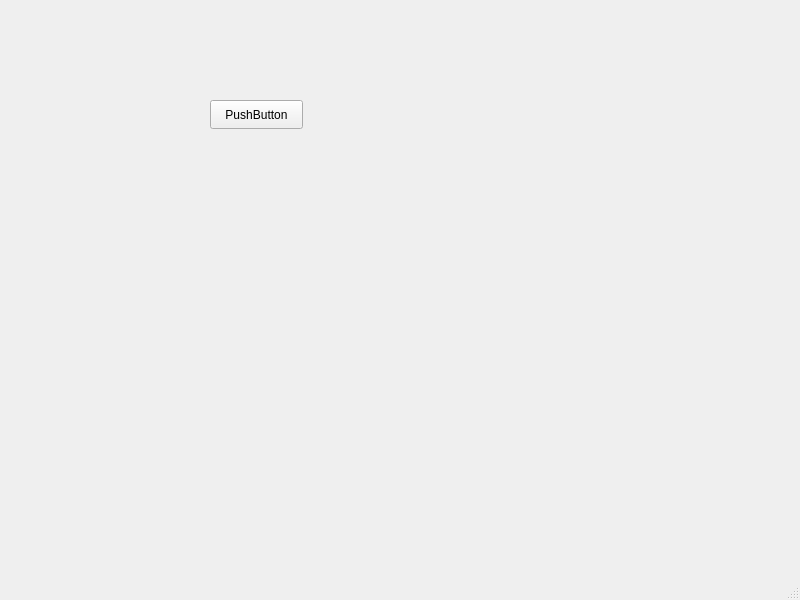
This is TRABALHO_FINAL/trabalho_final/mainwindow.ui in edmarjd/AED2-2025 as Qt 5 draws it before an edit. The edited form follows.
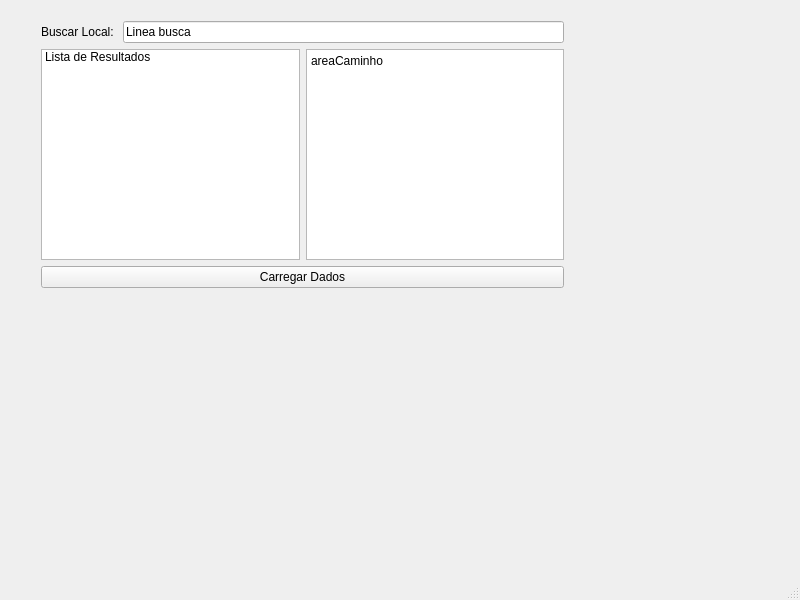
This is the edited form.

Patch:
```diff
--- a/TRABALHO_FINAL/trabalho_final/mainwindow.ui
+++ b/TRABALHO_FINAL/trabalho_final/mainwindow.ui
@@ -14,18 +14,69 @@
    <string>MainWindow</string>
   </property>
   <widget class="QWidget" name="centralwidget">
-   <widget class="QPushButton" name="pushButton">
+   <widget class="QWidget" name="">
     <property name="geometry">
      <rect>
-      <x>210</x>
-      <y>100</y>
-      <width>93</width>
-      <height>29</height>
+      <x>41</x>
+      <y>21</y>
+      <width>523</width>
+      <height>267</height>
      </rect>
     </property>
-    <property name="text">
-     <string>PushButton</string>
-    </property>
+    <layout class="QVBoxLayout" name="verticalLayout">
+     <item>
+      <layout class="QHBoxLayout" name="horizontalLayout">
+       <item>
+        <widget class="QLabel" name="label">
+         <property name="text">
+          <string>Buscar Local: </string>
+         </property>
+        </widget>
+       </item>
+       <item>
+        <widget class="QLineEdit" name="lineBusca">
+         <property name="text">
+          <string>Linea busca</string>
+         </property>
+        </widget>
+       </item>
+      </layout>
+     </item>
+     <item>
+      <layout class="QHBoxLayout" name="horizontalLayout_2">
+       <item>
+        <widget class="QListWidget" name="listaResultados">
+         <item>
+          <property name="text">
+           <string>Lista de Resultados</string>
+          </property>
+         </item>
+        </widget>
+       </item>
+       <item>
+        <widget class="QTextEdit" name="areaCaminho">
+         <property name="html">
+          <string>&lt;!DOCTYPE HTML PUBLIC &quot;-//W3C//DTD HTML 4.0//EN&quot; &quot;http://www.w3.org/TR/REC-html40/strict.dtd&quot;&gt;
+&lt;html&gt;&lt;head&gt;&lt;meta name=&quot;qrichtext&quot; content=&quot;1&quot; /&gt;&lt;meta charset=&quot;utf-8&quot; /&gt;&lt;style type=&quot;text/css&quot;&gt;
+p, li { white-space: pre-wrap; }
+hr { height: 1px; border-width: 0; }
+li.unchecked::marker { content: &quot;\2610&quot;; }
+li.checked::marker { content: &quot;\2612&quot;; }
+&lt;/style&gt;&lt;/head&gt;&lt;body style=&quot; font-family:'Segoe UI'; font-size:9pt; font-weight:400; font-style:normal;&quot;&gt;
+&lt;p style=&quot; margin-top:0px; margin-bottom:0px; margin-left:0px; margin-right:0px; -qt-block-indent:0; text-indent:0px;&quot;&gt;areaCaminho&lt;/p&gt;&lt;/body&gt;&lt;/html&gt;</string>
+         </property>
+        </widget>
+       </item>
+      </layout>
+     </item>
+     <item>
+      <widget class="QPushButton" name="btnCarregar">
+       <property name="text">
+        <string>Carregar Dados</string>
+       </property>
+      </widget>
+     </item>
+    </layout>
    </widget>
   </widget>
   <widget class="QMenuBar" name="menubar">
```
